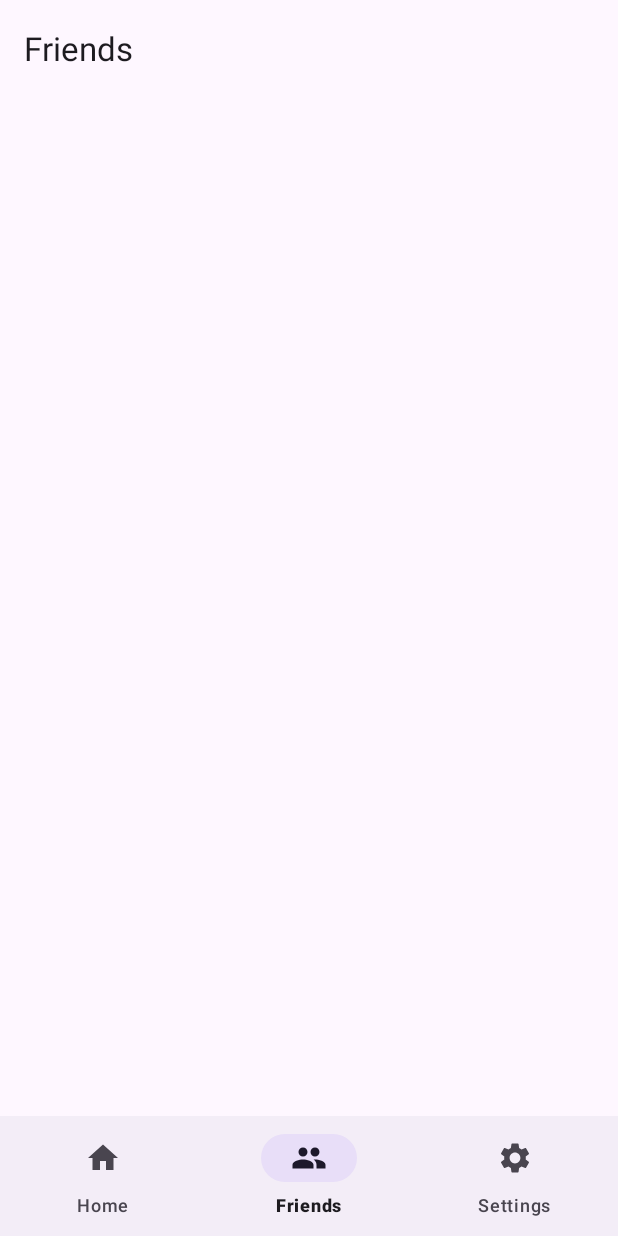
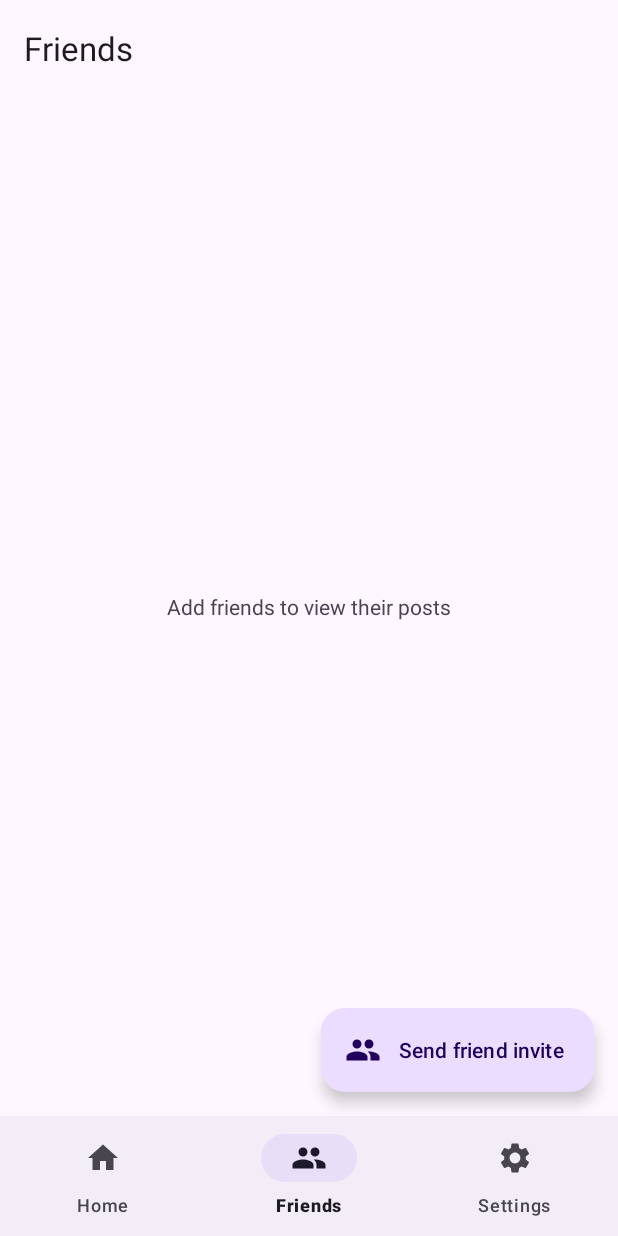
Before and after one commit to Vlad-Dima21/SocialSharing, an Android app built with Jetpack Compose: the screen it shows after launch once a user with an empty profile is signed in (MainActivity), item 2 of the bottom bar chosen, on a phone screen of 412 x 824 dp. Run offline under Robolectric (Android 15) with nearby library versions, the phone set to English and light mode, and no system bars; our stand-ins replace Dagger/Hilt's generated code, Firebase (no records; nobody signed in at launch, a user with empty details on screens opened directly); 8 statements that could not run were skipped.

Commit message:
Added deep link and notification when adding friends

```diff
--- /dev/null
+++ b/app/src/main/java/com/vladima/cursandroid/di/NotificationModule.kt
@@ -0,0 +1,54 @@
+package com.vladima.cursandroid.di
+
+import android.app.NotificationChannel
+import android.app.NotificationManager
+import android.content.Context
+import android.os.Build
+import androidx.core.app.NotificationCompat
+import androidx.core.app.NotificationManagerCompat
+import com.vladima.cursandroid.R
+import dagger.Module
+import dagger.Provides
+import dagger.hilt.InstallIn
+import dagger.hilt.android.qualifiers.ApplicationContext
+import dagger.hilt.components.SingletonComponent
+import javax.inject.Singleton
+
+@Module
+@InstallIn(SingletonComponent::class)
+object NotificationModule {
+
+    @Singleton
+    @Provides
+    fun provideNotificationBuilder(
+        @ApplicationContext context: Context
+    ): NotificationCompat.Builder {
+        return NotificationCompat.Builder(context, "Main Channel ID")
+            .setPriority(NotificationCompat.PRIORITY_DEFAULT)
+            .setVisibility(NotificationCompat.VISIBILITY_PRIVATE)
+            .setPublicVersion(
+                NotificationCompat.Builder(context, "Main Channel ID")
+                    .setContentTitle("Hidden")
+                    .setContentText("Unlock to see the message.")
+                    .build()
+            )
+    }
+
+    @Singleton
+    @Provides
+    fun provideNotificationManager(
+        @ApplicationContext context: Context
+    ): NotificationManagerCompat {
+        val notificationManager = NotificationManagerCompat.from(context)
+        if (Build.VERSION.SDK_INT >= Build.VERSION_CODES.O) {
+            val channel = NotificationChannel(
+                "Main Channel ID",
+                "Main Channel",
+                NotificationManager.IMPORTANCE_DEFAULT
+            )
+            notificationManager.createNotificationChannel(channel)
+        }
+        return notificationManager
+    }
+
+}
--- a/app/src/main/java/com/vladima/cursandroid/models/UserPost.kt
+++ b/app/src/main/java/com/vladima/cursandroid/models/RVUserPost.kt
@@ -2,7 +2,7 @@ package com.vladima.cursandroid.models
 
 import android.graphics.Bitmap
 
-data class UserPost(
+data class RVUserPost(
     var fileName: String = "",
     var imageBitmap: Bitmap,
     var imageDescription: String = ""
--- a/app/src/main/java/com/vladima/cursandroid/ui/main/MainActivity.kt
+++ b/app/src/main/java/com/vladima/cursandroid/ui/main/MainActivity.kt
@@ -1,32 +1,92 @@
 package com.vladima.cursandroid.ui.main
 
+import android.Manifest
+import android.app.Dialog
+import android.content.pm.PackageManager
+import android.graphics.Color
+import android.graphics.drawable.ColorDrawable
+import android.os.Build
 import android.os.Bundle
+import android.util.Log
+import android.widget.Button
+import android.widget.TextView
+import androidx.activity.result.contract.ActivityResultContracts
 import androidx.appcompat.app.AppCompatActivity
+import androidx.core.content.ContextCompat
 import androidx.fragment.app.Fragment
 import androidx.lifecycle.ViewModelProvider
+import androidx.lifecycle.lifecycleScope
 import com.vladima.cursandroid.R
 import com.vladima.cursandroid.databinding.ActivityMainBinding
+import com.vladima.cursandroid.ui.main.friends.FriendsFragment
+import com.vladima.cursandroid.ui.main.friends.FriendsViewModel
 import com.vladima.cursandroid.ui.main.home.HomeFragment
 import com.vladima.cursandroid.ui.main.home.HomeViewModel
+import dagger.hilt.android.AndroidEntryPoint
+import kotlinx.coroutines.launch
 
+@AndroidEntryPoint
 class MainActivity : AppCompatActivity() {
 
     private lateinit var binding: ActivityMainBinding
     private lateinit var homeViewModel: HomeViewModel
+    private lateinit var friendsViewModel: FriendsViewModel
 
     override fun onCreate(savedInstanceState: Bundle?) {
         super.onCreate(savedInstanceState)
 
         homeViewModel = ViewModelProvider(this)[HomeViewModel::class.java]
+        friendsViewModel = ViewModelProvider(this)[FriendsViewModel::class.java]
 
         binding = ActivityMainBinding.inflate(layoutInflater)
         setSupportActionBar(binding.materialToolbar2)
+        setContentView(binding.root)
 
-        setContentView(binding.root)
-        replaceFragment(HomeFragment())
+
+        intent.getBooleanExtra("friend_added", false).let {
+            if (it) {
+                replaceFragment(FriendsFragment())
+                binding.bottomNavigationView.selectedItemId = R.id.friends
+            } else {
+                replaceFragment(HomeFragment())
+            }
+        }
+
+        intent.data?.let { uri ->
+            val parameters = uri.pathSegments
+            with(parameters) {
+                if (size == 2 && get(size - 2) == "new-friend") {
+                    replaceFragment(FriendsFragment())
+                    binding.bottomNavigationView.selectedItemId = R.id.friends
+                    friendsViewModel.alertNewFriend(get(size - 1))
+                }
+            }
+        }
+
+        lifecycleScope.launch {
+            friendsViewModel.potentialFriendName.collect { name ->
+                if (name.isNotEmpty()) {
+                    val dialog = Dialog(this@MainActivity)
+                    dialog.setContentView(R.layout.new_friend_dialog)
+                    dialog.findViewById<TextView>(R.id.dialog_title).text = getString(R.string.dialog_title, name)
+                    val okBtn = dialog.findViewById<Button>(R.id.ok_btn)
+                    val cancelBtn = dialog.findViewById<Button>(R.id.cancel_btn)
+
+                    okBtn.setOnClickListener {
+                        friendsViewModel.addNewFriend()
+                        dialog.dismiss()
+                    }
+                    cancelBtn.setOnClickListener {
+                        dialog.dismiss()
+                    }
+                    dialog.window?.setBackgroundDrawable(ColorDrawable(Color.TRANSPARENT))
+                    dialog.show()
+                }
+            }
+        }
 
         binding.bottomNavigationView.setOnItemSelectedListener { item ->
-            when(item.itemId) {
+            when (item.itemId) {
                 R.id.home -> replaceFragment(HomeFragment())
                 R.id.friends -> replaceFragment(FriendsFragment())
                 R.id.settings -> replaceFragment(SettingsFragment())
@@ -34,6 +94,19 @@ class MainActivity : AppCompatActivity() {
             true
         }
 
+        val requestPermissionLauncher =
+            registerForActivityResult(
+                ActivityResultContracts.RequestPermission()
+            ) { }
+        if (Build.VERSION.SDK_INT >= Build.VERSION_CODES.TIRAMISU && ContextCompat.checkSelfPermission(
+                this,
+                Manifest.permission.POST_NOTIFICATIONS
+            ) != PackageManager.PERMISSION_GRANTED
+        ) {
+            requestPermissionLauncher.launch(
+                Manifest.permission.POST_NOTIFICATIONS
+            )
+        }
     }
 
     private fun replaceFragment(fragment: Fragment) {
--- a/app/src/main/java/com/vladima/cursandroid/ui/main/FriendsFragment.kt
+++ b/app/src/main/java/com/vladima/cursandroid/ui/main/friends/FriendsFragment.kt
@@ -1,4 +1,4 @@
-package com.vladima.cursandroid.ui.main
+package com.vladima.cursandroid.ui.main.friends
 
 import android.os.Bundle
 import android.view.LayoutInflater
@@ -6,28 +6,19 @@ import android.view.View
 import android.view.ViewGroup
 import androidx.appcompat.app.AppCompatActivity
 import androidx.fragment.app.Fragment
+import androidx.lifecycle.ViewModelProvider
+import androidx.lifecycle.ViewModelStoreOwner
 import com.vladima.cursandroid.R
 import com.vladima.cursandroid.databinding.FragmentFriendsBinding
 
-/**
- * A simple [Fragment] subclass.
- * Use the [FriendsFragment.newInstance] factory method to
- * create an instance of this fragment.
- */
 class FriendsFragment : Fragment() {
 
     private lateinit var binding: FragmentFriendsBinding
 
-    override fun onCreate(savedInstanceState: Bundle?) {
-        super.onCreate(savedInstanceState)
-        arguments?.let {
-        }
-    }
-
     override fun onCreateView(
         inflater: LayoutInflater, container: ViewGroup?,
         savedInstanceState: Bundle?
-    ): View? {
+    ): View {
 
         binding = FragmentFriendsBinding.inflate(layoutInflater)
         (activity as AppCompatActivity).supportActionBar?.let {
@@ -35,15 +26,8 @@ class FriendsFragment : Fragment() {
             it.title = getString(R.string.friends)
         }
 
+        val viewModel = ViewModelProvider(activity as ViewModelStoreOwner)[FriendsViewModel::class.java]
+
         return binding.root
     }
-
-    companion object {
-        @JvmStatic
-        fun newInstance(param1: String, param2: String) =
-            FriendsFragment().apply {
-                arguments = Bundle().apply {
-                }
-            }
-    }
 }
--- /dev/null
+++ b/app/src/main/java/com/vladima/cursandroid/ui/main/friends/FriendsViewModel.kt
@@ -0,0 +1,139 @@
+package com.vladima.cursandroid.ui.main.friends
+
+import android.app.Application
+import android.app.PendingIntent
+import android.content.Intent
+import android.util.Log
+import android.widget.Toast
+import androidx.core.app.NotificationCompat
+import androidx.core.app.NotificationManagerCompat
+import androidx.core.app.TaskStackBuilder
+import androidx.lifecycle.ViewModel
+import com.google.firebase.auth.FirebaseAuth
+import com.google.firebase.firestore.DocumentSnapshot
+import com.google.firebase.firestore.ktx.firestore
+import com.google.firebase.firestore.ktx.toObject
+import com.google.firebase.ktx.Firebase
+import com.vladima.cursandroid.R
+import com.vladima.cursandroid.models.User
+import com.vladima.cursandroid.ui.main.MainActivity
+import dagger.hilt.android.lifecycle.HiltViewModel
+import kotlinx.coroutines.CoroutineScope
+import kotlinx.coroutines.Dispatchers
+import kotlinx.coroutines.flow.MutableStateFlow
+import kotlinx.coroutines.flow.asStateFlow
+import kotlinx.coroutines.launch
+import kotlinx.coroutines.tasks.await
+import kotlinx.coroutines.withContext
+import java.io.File
+import javax.inject.Inject
+
+@HiltViewModel
+class FriendsViewModel @Inject constructor(
+    private val app: Application,
+    private val notificationBuilder: NotificationCompat.Builder,
+    private val notificationManager: NotificationManagerCompat
+) : ViewModel() {
+
+    private val authUser = FirebaseAuth.getInstance().currentUser!!
+    private val usersCollection = Firebase.firestore.collection("users")
+    private lateinit var currentUser: User
+    private lateinit var currentUserDoc: DocumentSnapshot
+
+    private var friendsList: List<String>? = null
+
+    private val tempFiles = mutableListOf<File>()
+
+    private lateinit var potentialFriendDoc: DocumentSnapshot
+    private val _potentialFriendName = MutableStateFlow("")
+    val potentialFriendName = _potentialFriendName.asStateFlow()
+
+    init {
+        usersCollection.whereEqualTo("userUID", authUser.uid).addSnapshotListener { value, error ->
+            if (error == null) {
+                currentUser = value!!.documents[0].toObject(User::class.java)!!
+                currentUserDoc = value.documents[0]
+                friendsList = if (friendsList == null) {
+                    currentUser.friends
+                } else {
+                    currentUser.friends.find { !friendsList!!.contains(it) }
+                        ?.let {
+                            CoroutineScope(Dispatchers.IO).launch {
+                                usersCollection.whereEqualTo("userUID", it).get().await().documents[0].toObject(User::class.java)?.let {
+                                    newFriendNotification(it.userName)
+                                }
+                            }
+                        }
+                    currentUser.friends
+                }
+            } else {
+                Toast.makeText(app, app.getString(R.string.friends_error), Toast.LENGTH_LONG).show()
+                Log.e("FRIENDS_ERROR", error.stackTraceToString())
+            }
+        }
+    }
+
+    private fun newFriendNotification(newFriendName: String) {
+        if (notificationManager.areNotificationsEnabled()) {
+            val intent = Intent(app, MainActivity::class.java)
+                .putExtra("friend_added", true)
+            val pendingIntent: PendingIntent? = TaskStackBuilder.create(app).run {
+                addNextIntent(intent)
+                getPendingIntent(
+                    0,
+                    PendingIntent.FLAG_UPDATE_CURRENT or PendingIntent.FLAG_IMMUTABLE
+                )
+            }
+            notificationManager.notify(
+                1,
+                notificationBuilder.apply {
+                    setContentTitle(app.getString(R.string.friend_notification_title))
+                    setContentText("You are now friends with $newFriendName")
+                    setContentText(
+                        app.getString(
+                            R.string.friend_notification_content,
+                            newFriendName
+                        )
+                    )
+                    setSmallIcon(R.drawable.baseline_people_24)
+                    setContentIntent(pendingIntent)
+                }.build()
+            )
+        }
+    }
+
+    fun alertNewFriend(userUID: String) = CoroutineScope(Dispatchers.IO).launch {
+        currentUser = usersCollection.whereEqualTo("userUID", authUser.uid).get().await().documents[0].toObject(User::class.java)!!
+        if (currentUser.friends.contains(userUID)) {
+            withContext(Dispatchers.Main) {
+                Toast.makeText(app, "Friend already added", Toast.LENGTH_SHORT).show()
+            }
+        } else {
+            try {
+                _potentialFriendName.emit(
+                    usersCollection.whereEqualTo("userUID", userUID).get().await()
+                        .run {
+                            potentialFriendDoc = documents[0]
+                            documents[0].toObject(User::class.java)!!.userName
+                        })
+            } catch (e: Exception) {
+                Log.e("ADD_FRIEND_ERROR", e.stackTraceToString())
+                withContext(Dispatchers.Main) {
+                    Toast.makeText(app, app.getString(R.string.invite_error), Toast.LENGTH_SHORT)
+                        .show()
+                }
+            }
+        }
+    }
+
+    fun addNewFriend() = CoroutineScope(Dispatchers.IO).launch {
+        val newFriend = usersCollection.document(potentialFriendDoc.id).get().await()
+            .toObject(User::class.java)!!
+        usersCollection.document(potentialFriendDoc.id).update(mapOf(
+            "friends" to newFriend.friends.toMutableList().apply { add(authUser.uid) }
+        )).await()
+        usersCollection.document(currentUserDoc.id).update(mapOf(
+            "friends" to currentUser.friends.toMutableList().apply { add(newFriend.userUID) }
+        )).await()
+    }
+}
--- a/app/src/main/java/com/vladima/cursandroid/ui/main/home/HomeAdapter.kt
+++ b/app/src/main/java/com/vladima/cursandroid/ui/main/home/HomeAdapter.kt
@@ -4,10 +4,10 @@ import android.view.LayoutInflater
 import android.view.ViewGroup
 import androidx.recyclerview.widget.RecyclerView
 import com.vladima.cursandroid.databinding.ImageViewholderBinding
-import com.vladima.cursandroid.models.UserPost
+import com.vladima.cursandroid.models.RVUserPost
 
 class HomeAdapter(
-    private var userPosts: List<UserPost>
+    private var posts: List<RVUserPost>
 ): RecyclerView.Adapter<HomeAdapter.ImageViewHolder>() {
 
     inner class ImageViewHolder(val binding: ImageViewholderBinding) : RecyclerView.ViewHolder(binding.root)
@@ -17,19 +17,19 @@ class HomeAdapter(
         return ImageViewHolder(binding)
     }
 
-    override fun getItemCount(): Int = userPosts.size
+    override fun getItemCount(): Int = posts.size
 
     override fun onBindViewHolder(holder: ImageViewHolder, position: Int) {
         with(holder) {
-            with(userPosts[position]) {
+            with(posts[position]) {
                 binding.imageView.setImageBitmap(imageBitmap)
                 binding.imageDescription.text = imageDescription
             }
         }
     }
 
-    fun setNewPosts(newList: List<UserPost>) {
-        userPosts = newList
+    fun setNewPosts(newList: List<RVUserPost>) {
+        posts = newList
         notifyDataSetChanged()
     }
 }
--- a/app/src/main/java/com/vladima/cursandroid/ui/main/home/HomeFragment.kt
+++ b/app/src/main/java/com/vladima/cursandroid/ui/main/home/HomeFragment.kt
@@ -5,36 +5,22 @@ import android.os.Bundle
 import android.view.LayoutInflater
 import android.view.View
 import android.view.ViewGroup
-import android.widget.SearchView
-import android.widget.SearchView.OnQueryTextListener
 import androidx.appcompat.app.AppCompatActivity
-import androidx.compose.ui.text.toLowerCase
 import androidx.fragment.app.Fragment
-import androidx.fragment.app.FragmentFactory
-import androidx.fragment.app.viewModels
 import androidx.lifecycle.ViewModelProvider
 import androidx.lifecycle.ViewModelStoreOwner
 import androidx.lifecycle.lifecycleScope
 import androidx.recyclerview.widget.LinearLayoutManager
-import com.google.firebase.auth.FirebaseAuth
-import com.google.firebase.firestore.ktx.firestore
-import com.google.firebase.ktx.Firebase
-import com.vladima.cursandroid.R
 import com.vladima.cursandroid.databinding.FragmentHomeBinding
-import com.vladima.cursandroid.models.User
-import com.vladima.cursandroid.models.UserPost
+import com.vladima.cursandroid.models.RVUserPost
 import com.vladima.cursandroid.ui.MarginItemDecoration
-import com.vladima.cursandroid.ui.authentication.AuthenticateActivity
-import com.vladima.cursandroid.ui.main.FriendsFragment
 import com.vladima.cursandroid.ui.main.new_post.CreatePostActivity
 import kotlinx.coroutines.*
-import kotlinx.coroutines.tasks.await
-import java.util.*
 
 class HomeFragment : Fragment() {
 
     private lateinit var binding: FragmentHomeBinding
-    private var userPosts = listOf<UserPost>()
+    private var posts = listOf<RVUserPost>()
     private var postsAdapter = HomeAdapter(listOf())
 
     override fun onCreateView(
@@ -56,8 +42,8 @@ class HomeFragment : Fragment() {
 
         lifecycleScope.launch {
             viewModel.userPosts.collect { list ->
-                userPosts = list
-                postsAdapter.setNewPosts(userPosts)
+                posts = list
+                postsAdapter.setNewPosts(posts)
             }
         }
 
@@ -73,7 +59,7 @@ class HomeFragment : Fragment() {
                     withContext(Dispatchers.Main) {
                         with(binding) {
                             swipeRefresh.isRefreshing = false
-                            if (userPosts.isEmpty()) {
+                            if (posts.isEmpty()) {
                                 noPosts.visibility = View.VISIBLE
                             } else {
                                 noPosts.visibility = View.GONE
@@ -118,7 +104,7 @@ class HomeFragment : Fragment() {
                 delay(500)
             }
             postsAdapter.setNewPosts(
-                userPosts.filter {
+                posts.filter {
                     it.imageDescription.lowercase().contains(filter.lowercase())
                 }
             )
--- a/app/src/main/java/com/vladima/cursandroid/ui/main/home/HomeViewModel.kt
+++ b/app/src/main/java/com/vladima/cursandroid/ui/main/home/HomeViewModel.kt
@@ -2,15 +2,13 @@ package com.vladima.cursandroid.ui.main.home
 
 import android.graphics.Bitmap
 import android.graphics.BitmapFactory
-import android.util.Log
 import androidx.lifecycle.ViewModel
 import com.google.firebase.auth.FirebaseAuth
 import com.google.firebase.firestore.ktx.firestore
 import com.google.firebase.ktx.Firebase
 import com.google.firebase.storage.FirebaseStorage
 import com.vladima.cursandroid.models.DbUserPost
-import com.vladima.cursandroid.models.User
-import com.vladima.cursandroid.models.UserPost
+import com.vladima.cursandroid.models.RVUserPost
 import kotlinx.coroutines.CoroutineScope
 import kotlinx.coroutines.Dispatchers
 import kotlinx.coroutines.Job
@@ -25,7 +23,7 @@ class HomeViewModel: ViewModel() {
     private val auth = FirebaseAuth.getInstance()
     private val storageRef = FirebaseStorage.getInstance().reference.child(auth.currentUser!!.uid)
 
-    private val _userPosts = MutableStateFlow(listOf<UserPost>())
+    private val _userPosts = MutableStateFlow(listOf<RVUserPost>())
     val userPosts = _userPosts.asStateFlow()
     private val _isLoading = MutableStateFlow(false)
     val isLoading = _isLoading.asStateFlow()
@@ -47,7 +45,7 @@ class HomeViewModel: ViewModel() {
         }
 
         val imageRefs = storageRef.listAll().await()
-        val userPosts = mutableListOf<UserPost>()
+        val posts = mutableListOf<RVUserPost>()
         val jobs = mutableListOf<Job>()
         imageRefs.items.forEachIndexed { index, storageReference ->
             jobs.add(
@@ -58,7 +56,7 @@ class HomeViewModel: ViewModel() {
                     val fbBitmap = BitmapFactory.decodeFile(localFile.absolutePath)
                     // codul de mai jos e pentru a reduce memoria consumata de imaginile din recycler view
                     val bitmap = Bitmap.createScaledBitmap(fbBitmap, fbBitmap.width / 2, fbBitmap.height / 2, false)
-                    userPosts.add(UserPost(storageReference.name, bitmap!!, dbUserPosts.find { it.fileName == storageReference.name }?.description ?: storageReference.name))
+                    posts.add(RVUserPost(storageReference.name, bitmap!!, dbUserPosts.find { it.fileName == storageReference.name }?.description ?: storageReference.name))
                 }
             )
         }
@@ -66,7 +64,7 @@ class HomeViewModel: ViewModel() {
             it.join()
         }
         _userPosts.emit(
-            userPosts.sortedByDescending { dbUserPosts.find { it2 -> it2.fileName == it.fileName }?.createDate }
+            posts.sortedByDescending { dbUserPosts.find { it2 -> it2.fileName == it.fileName }?.createDate }
         )
         _isLoading.emit(false)
         clearCache()
--- a/app/src/main/java/com/vladima/cursandroid/ui/main/new_post/CreatePostActivity.kt
+++ b/app/src/main/java/com/vladima/cursandroid/ui/main/new_post/CreatePostActivity.kt
@@ -12,7 +12,6 @@ import android.view.View
 import android.widget.Toast
 import androidx.activity.result.contract.ActivityResultContracts
 import androidx.annotation.RequiresApi
-import androidx.appcompat.app.AlertDialog
 import androidx.core.content.FileProvider
 import com.google.firebase.auth.FirebaseAuth
 import com.google.firebase.firestore.ktx.firestore
@@ -22,11 +21,9 @@ import com.vladima.cursandroid.R
 import com.vladima.cursandroid.Utils
 import com.vladima.cursandroid.databinding.ActivityCreatePostBinding
 import com.vladima.cursandroid.models.DbUserPost
-import com.vladima.cursandroid.models.UserPost
 import kotlinx.coroutines.CoroutineScope
 import kotlinx.coroutines.Dispatchers
 import kotlinx.coroutines.launch
-import kotlinx.coroutines.tasks.await
 import java.io.ByteArrayOutputStream
 import java.io.File
 import java.io.FileOutputStream
--- a/app/src/main/res/layout/fragment_friends.xml
+++ b/app/src/main/res/layout/fragment_friends.xml
@@ -1,8 +1,31 @@
 <?xml version="1.0" encoding="utf-8"?>
 <androidx.constraintlayout.widget.ConstraintLayout xmlns:android="http://schemas.android.com/apk/res/android"
+    xmlns:app="http://schemas.android.com/apk/res-auto"
     xmlns:tools="http://schemas.android.com/tools"
     android:layout_width="match_parent"
     android:layout_height="match_parent"
-    tools:context=".ui.main.FriendsFragment">
+    tools:context=".ui.main.friends.FriendsFragment">
+
+
+    <com.google.android.material.floatingactionbutton.ExtendedFloatingActionButton
+        android:id="@+id/add_friends"
+        android:layout_width="wrap_content"
+        android:layout_height="wrap_content"
+        android:layout_margin="16dp"
+        android:text="@string/send_invite"
+        app:icon="@drawable/baseline_people_24"
+        app:layout_constraintBottom_toBottomOf="parent"
+        app:layout_constraintEnd_toEndOf="parent" />
+
+    <TextView
+        android:id="@+id/no_friends"
+        android:layout_width="wrap_content"
+        android:layout_height="wrap_content"
+        android:text="@string/no_friends"
+        app:layout_constraintBottom_toBottomOf="parent"
+        app:layout_constraintEnd_toEndOf="parent"
+        app:layout_constraintStart_toStartOf="parent"
+        app:layout_constraintTop_toTopOf="parent" />
+
 
 </androidx.constraintlayout.widget.ConstraintLayout>
--- a/app/src/main/res/values/strings.xml
+++ b/app/src/main/res/values/strings.xml
@@ -67,4 +67,13 @@
     <string name="post_description">Post description</string>
     <string name="post_error">There was an error creating the post</string>
     <string name="post_success">Post created</string>
+    <string name="send_invite">Send friend invite</string>
+    <string name="no_friends">Add friends to view their posts</string>
+    <string name="friends_error">There was an error loading the friends list. Please try again</string>
+    <string name="friend_notification_title">New friend added</string>
+    <string name="friend_notification_content">You are now friends with  %1$s</string>
+    <string name="dialog_title">Add %1$s to your friends list?</string>
+    <string name="invite_error">There was an error fetching user data</string>
+    <string name="ok">Ok</string>
+    <string name="cancel">Cancel</string>
 </resources>
--- a/build.gradle
+++ b/build.gradle
@@ -10,4 +10,5 @@ plugins {
     id 'com.android.application' version '7.4.1' apply false
     id 'com.android.library' version '7.4.1' apply false
     id 'org.jetbrains.kotlin.android' version '1.7.0' apply false
+    id("com.google.dagger.hilt.android") version "2.44" apply false
 }
```
Also changed, not shown: app/build.gradle (+10 -0 lines), app/src/main/AndroidManifest.xml (+25 -1 lines), app/src/main/java/com/vladima/cursandroid/MyApp.kt (added, +7 -0 lines), app/src/main/res/drawable/dialog_background.xml (added, +7 -0 lines), app/src/main/res/layout/new_friend_dialog.xml (added, +43 -0 lines).
